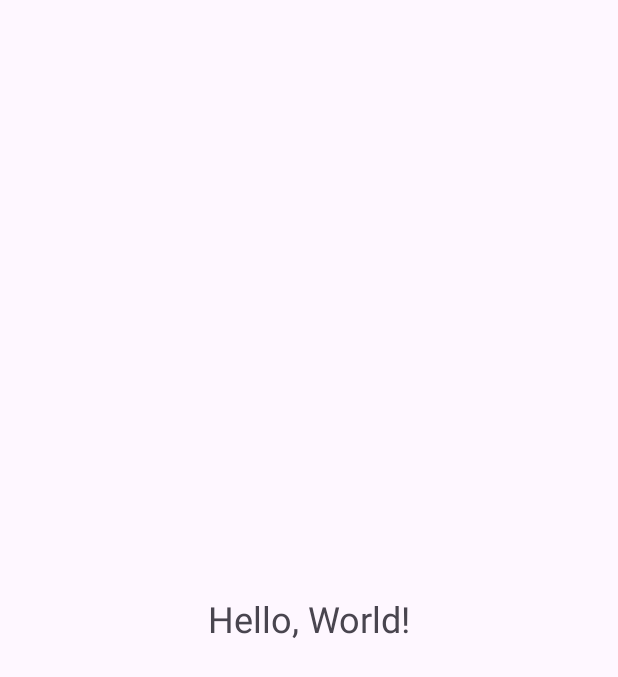
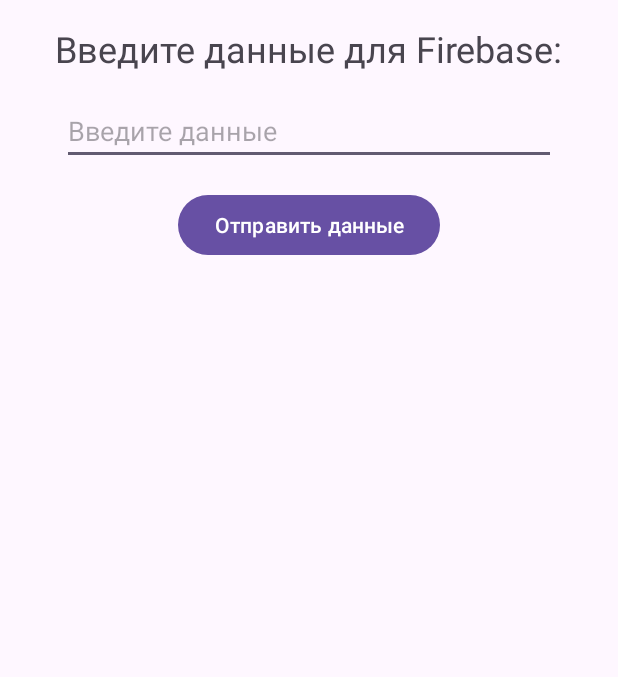
Before and after one commit to Tiimoshaa/FishMapApp, an Android app: the SecondActivity screen opened directly, with no data from a screen before it, on a phone screen of 412 x 824 dp. Shown: the top 677 px of the screen. Run offline under Robolectric (Android 15) with nearby library versions, the phone set to English and light mode, and no system bars; our stand-ins replace Firebase (no records; nobody signed in at launch, a user with empty details on screens opened directly).

Commit message:
Firebase Connection

```diff
--- a/app/build.gradle.kts
+++ b/app/build.gradle.kts
@@ -1,6 +1,7 @@
 plugins {
     alias(libs.plugins.android.application)
     alias(libs.plugins.kotlin.android)
+    alias(libs.plugins.google.gms.google.services)
 }
 
 android {
@@ -36,12 +37,12 @@ android {
 }
 
 dependencies {
-
     implementation(libs.androidx.core.ktx)
     implementation(libs.androidx.appcompat)
     implementation(libs.material)
     implementation(libs.androidx.activity)
     implementation(libs.androidx.constraintlayout)
+    implementation(libs.firebase.database)
     testImplementation(libs.junit)
     androidTestImplementation(libs.androidx.junit)
     androidTestImplementation(libs.androidx.espresso.core)
--- a/app/src/main/java/com/example/fishapp/SecondActivity.kt
+++ b/app/src/main/java/com/example/fishapp/SecondActivity.kt
@@ -1,11 +1,46 @@
 package com.example.fishapp
 
 import android.os.Bundle
+import android.widget.Button
+import android.widget.EditText
+import android.widget.Toast
 import androidx.appcompat.app.AppCompatActivity
+import com.google.firebase.database.DatabaseReference
+import com.google.firebase.database.FirebaseDatabase
 
 class SecondActivity : AppCompatActivity() {
+
+    private lateinit var database: DatabaseReference
+
     override fun onCreate(savedInstanceState: Bundle?) {
         super.onCreate(savedInstanceState)
         setContentView(R.layout.activity_second)
+
+        // Подключение к Firebase Realtime Database
+        database = FirebaseDatabase.getInstance().reference
+
+        val dataInput = findViewById<EditText>(R.id.dataInput)
+        val sendDataButton = findViewById<Button>(R.id.sendDataButton)
+
+        sendDataButton.setOnClickListener {
+            val data = dataInput.text.toString()
+
+            if (data.isNotEmpty()) {
+                // Генерация уникального ключа и сохранение данных
+                val key = database.push().key
+                if (key != null) {
+                    database.child("user_data").child(key).setValue(data)
+                        .addOnSuccessListener {
+                            Toast.makeText(this, "Данные успешно отправлены!", Toast.LENGTH_SHORT).show()
+                            dataInput.text.clear() // Очистка поля ввода
+                        }
+                        .addOnFailureListener {
+                            Toast.makeText(this, "Ошибка отправки данных", Toast.LENGTH_SHORT).show()
+                        }
+                }
+            } else {
+                Toast.makeText(this, "Поле ввода не должно быть пустым", Toast.LENGTH_SHORT).show()
+            }
+        }
     }
 }
--- a/app/src/main/res/layout/activity_second.xml
+++ b/app/src/main/res/layout/activity_second.xml
@@ -11,10 +11,33 @@
         android:id="@+id/helloText"
         android:layout_width="wrap_content"
         android:layout_height="wrap_content"
-        android:text="Hello, World!"
+        android:text="Введите данные для Firebase:"
         android:textSize="24sp"
         app:layout_constraintTop_toTopOf="parent"
         app:layout_constraintStart_toStartOf="parent"
         app:layout_constraintEnd_toEndOf="parent"
-        app:layout_constraintBottom_toBottomOf="parent" />
+        android:layout_marginTop="16dp" />
+
+    <EditText
+        android:id="@+id/dataInput"
+        android:layout_width="0dp"
+        android:layout_height="wrap_content"
+        android:hint="Введите данные"
+        android:inputType="text"
+        app:layout_constraintTop_toBottomOf="@id/helloText"
+        app:layout_constraintStart_toStartOf="parent"
+        app:layout_constraintEnd_toEndOf="parent"
+        app:layout_constraintWidth_percent="0.8"
+        android:layout_marginTop="16dp" />
+
+    <Button
+        android:id="@+id/sendDataButton"
+        android:layout_width="wrap_content"
+        android:layout_height="wrap_content"
+        android:text="Отправить данные"
+        app:layout_constraintTop_toBottomOf="@id/dataInput"
+        app:layout_constraintStart_toStartOf="parent"
+        app:layout_constraintEnd_toEndOf="parent"
+        android:layout_marginTop="16dp" />
+
 </androidx.constraintlayout.widget.ConstraintLayout>
--- a/build.gradle.kts
+++ b/build.gradle.kts
@@ -2,4 +2,6 @@
 plugins {
     alias(libs.plugins.android.application) apply false
     alias(libs.plugins.kotlin.android) apply false
+    alias(libs.plugins.google.gms.google.services) apply false
+
 }
--- a/gradle/libs.versions.toml
+++ b/gradle/libs.versions.toml
@@ -9,6 +9,8 @@ appcompat = "1.7.0"
 material = "1.12.0"
 activity = "1.9.2"
 constraintlayout = "2.1.4"
+googleGmsGoogleServices = "4.4.2"
+firebaseDatabase = "21.0.0"
 
 [libraries]
 androidx-core-ktx = { group = "androidx.core", name = "core-ktx", version.ref = "coreKtx" }
@@ -19,7 +21,9 @@ androidx-appcompat = { group = "androidx.appcompat", name = "appcompat", version
 material = { group = "com.google.android.material", name = "material", version.ref = "material" }
 androidx-activity = { group = "androidx.activity", name = "activity", version.ref = "activity" }
 androidx-constraintlayout = { group = "androidx.constraintlayout", name = "constraintlayout", version.ref = "constraintlayout" }
+firebase-database = { group = "com.google.firebase", name = "firebase-database", version.ref = "firebaseDatabase" }
 
 [plugins]
 android-application = { id = "com.android.application", version.ref = "agp" }
 kotlin-android = { id = "org.jetbrains.kotlin.android", version.ref = "kotlin" }
+google-gms-google-services = { id = "com.google.gms.google-services", version.ref = "googleGmsGoogleServices" }
```
Also changed, not shown: 1 other file.
